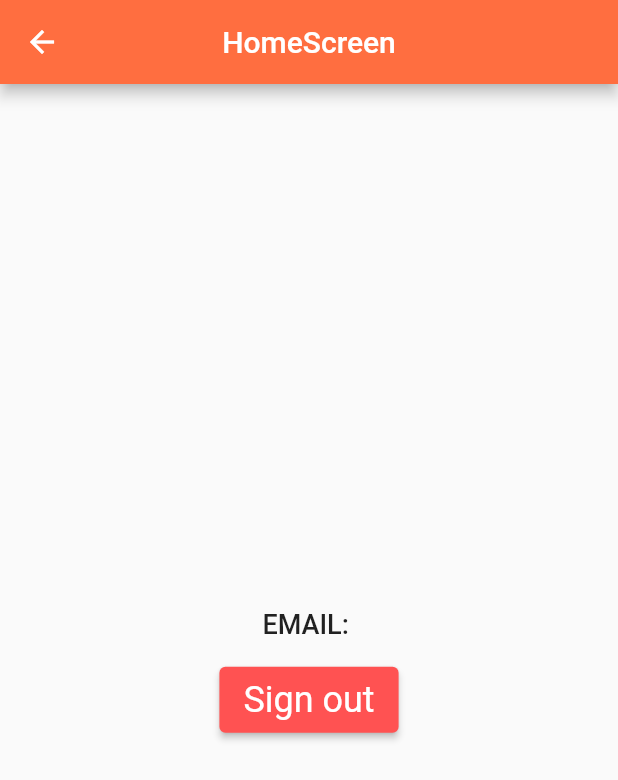
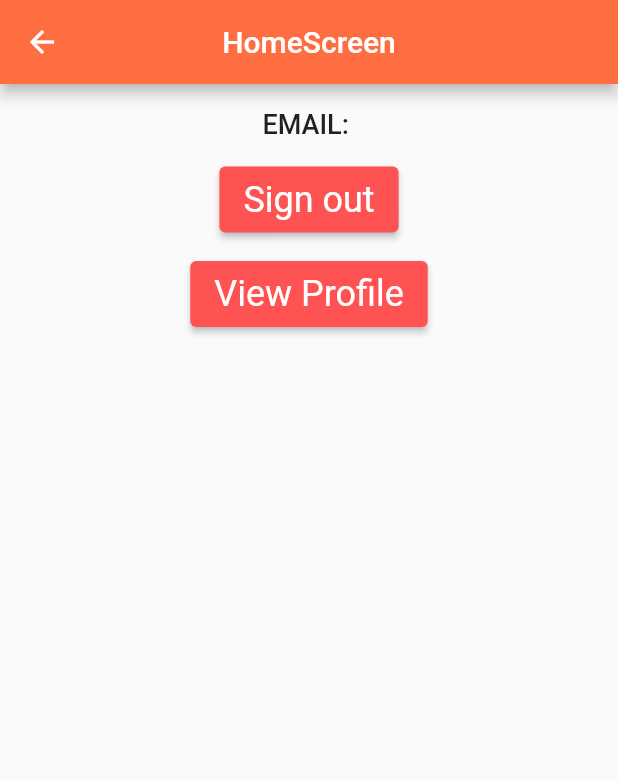
Before and after one commit to SEEMADHAMI/project1, a Flutter app: the HomeScreen screen opened directly with empty values, after a tap on "Sign out", on a phone screen of 412 x 824 dp. Shown: the top 780 px of the screen. Run offline on Flutter 3.47's test engine with Material 2 defaults, Android fonts, the phone set to English and light mode, and no system bars; our stand-ins replace firebase_auth, firebase_core, flutter_svg; accounts and stored records are empty.

```diff
--- a/lib/screens/home_screen.dart
+++ b/lib/screens/home_screen.dart
@@ -1,8 +1,8 @@
 import 'package:firebase_auth/firebase_auth.dart';
 import 'package:flutter/material.dart';
 
-
 import 'package:todoapp/screens/login_screen.dart';
+import 'package:todoapp/screens/profile_screen.dart';
 
 class HomeScreen extends StatefulWidget {
   final User user;
@@ -30,7 +30,6 @@ Widget build(BuildContext context) {
           title: Text('HomeScreen'),
           centerTitle: true,
         ),
-
         body: WillPopScope(
           onWillPop: () async {
             final logout = await showDialog<bool>(
@@ -61,9 +60,8 @@ Widget build(BuildContext context) {
           },
           child: Center(
             child: Column(
-          mainAxisAlignment: MainAxisAlignment.center,
-          children: [
-
+              mainAxisAlignment: MainAxisAlignment.start,
+              children: <Widget>[
                 SizedBox(height: 16.0),
                 Text(
                   'EMAIL: ${_currentUser.email}',
@@ -82,19 +80,34 @@ Widget build(BuildContext context) {
                   },
                   child: const Text('Sign out'),
                   style: ButtonStyle(
-                backgroundColor: MaterialStateProperty.all(Colors.redAccent),
+                    backgroundColor:
+                        MaterialStateProperty.all(Colors.redAccent),
+                  ),
+                ),
+                SizedBox(height: 15),
+                ElevatedButton(
+                  onPressed: () async {
+                    await FirebaseAuth.instance.signOut();
+
+                    Navigator.of(context).pushReplacement(
+                      MaterialPageRoute(
+                        builder: (context) => ProfileScreen(),
+                      ),
+                    );
+                  },
+                  child: const Text('View Profile'),
+                  style: ButtonStyle(
+                    backgroundColor:
+                        MaterialStateProperty.all(Colors.redAccent),
                   ),
                 ),
               ],
             ),
           ),
-    )
-
-  );
+        ));
   }
 
   Future<dynamic> Logout() async {
-
     await FirebaseAuth.instance.signOut();
 
     Navigator.of(context).pushReplacement(
--- a/lib/screens/login_screen.dart
+++ b/lib/screens/login_screen.dart
@@ -61,8 +61,8 @@ class _LoginScreenState extends State<LoginScreen> {
           builder: (context, snapshot) {
             if (snapshot.connectionState == ConnectionState.done) {
               return Padding(
-                padding:
-                    const EdgeInsets.only(left: 24.0, right: 24.0, top: 48),
+                padding: const EdgeInsets.only(
+                    left: 24.0, right: 24.0, top: 30, bottom: 0),
                 child: Column(
                   mainAxisAlignment: MainAxisAlignment.start,
                   children: [
@@ -74,10 +74,42 @@ class _LoginScreenState extends State<LoginScreen> {
                     Form(
                       key: _formKey,
                       child: Column(
+                        mainAxisAlignment: MainAxisAlignment.start,
                         children: <Widget>[
-                         EmailTextForm(),
+                          TextFormField(
+                            controller: _emailTextController,
+                            focusNode: _focusEmail,
+                            validator: (value) => Validator.validateEmail(
+                              email: value,
+                            ),
+                            decoration: InputDecoration(
+                              hintText: "Email",
+                              errorBorder: UnderlineInputBorder(
+                                borderRadius: BorderRadius.circular(6.0),
+                                borderSide: BorderSide(
+                                  color: Colors.red,
+                                ),
+                              ),
+                            ),
+                          ),
                           SizedBox(height: 8.0),
-                         PasswordTextForm(),
+                          TextFormField(
+                            controller: _passwordTextController,
+                            focusNode: _focusPassword,
+                            obscureText: true,
+                            validator: (value) => Validator.validatePassword(
+                              password: value,
+                            ),
+                            decoration: InputDecoration(
+                              hintText: "Password",
+                              errorBorder: UnderlineInputBorder(
+                                borderRadius: BorderRadius.circular(6.0),
+                                borderSide: BorderSide(
+                                  color: Colors.red,
+                                ),
+                              ),
+                            ),
+                          ),
                           SizedBox(height: 24.0),
                           _isProcessing
                               ? CircularProgressIndicator()
@@ -136,11 +168,12 @@ class _LoginScreenState extends State<LoginScreen> {
                           SizedBox(
                             height: 10,
                           ),
-                          Row(
-                            mainAxisAlignment: MainAxisAlignment.center,
+                          Padding(
+                            padding: const EdgeInsets.only(left: 15, right: 15),
+                            child: Row(
+                              mainAxisAlignment: MainAxisAlignment.spaceAround,
                               children: [
-                              Expanded(
-                                  child: Text("If you don't have an account?")),
+                                Expanded(child: Text("Don't have an account?")),
                                 Expanded(
                                   child: InkWell(
                                     onTap: () {
@@ -159,6 +192,7 @@ class _LoginScreenState extends State<LoginScreen> {
                                   ),
                                 ),
                               ],
+                            ),
                           )
                         ],
                       ),
```
Also changed, not shown: lib/screens/profile_screen.dart (added, +78 -0 lines), lib/screens/signup_screen.dart (+33 -2 lines). Lines whose indentation alone changed are shown as unchanged.
